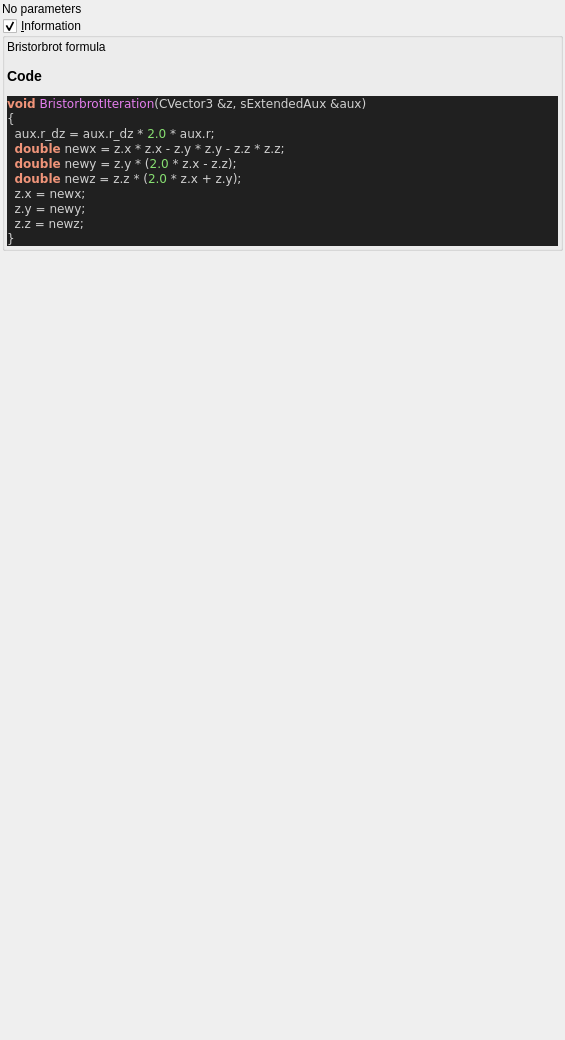
buddhi1980/mandelbulber2, file mandelbulber2/qt_data/fractal_bristorbrot4D.ui: the form before one commit.
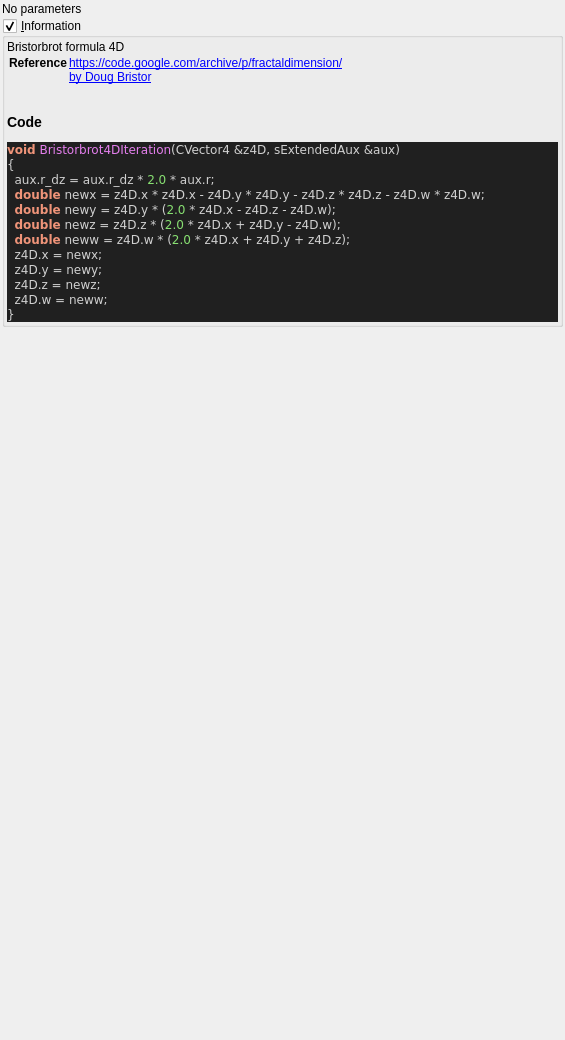
The form after the commit. Custom widgets are drawn as their Qt base class.

The edit to the form file:
```diff
--- a/mandelbulber2/qt_data/fractal_bristorbrot4D.ui
+++ b/mandelbulber2/qt_data/fractal_bristorbrot4D.ui
@@ -66,19 +66,24 @@
       <item>
        <widget class="QLabel" name="label_code_content">
         <property name="text">
-         <string>&lt;p&gt;Bristorbrot formula&lt;/p&gt;&lt;table&gt;
+         <string>&lt;p&gt;Bristorbrot formula 4D&lt;/p&gt;&lt;table&gt;
+&lt;tr&gt;&lt;th&gt;Reference&lt;/th&gt;&lt;td&gt;&lt;a href=&quot;https://code.google.com/archive/p/fractaldimension/&quot;&gt;https://code.google.com/archive/p/fractaldimension/&lt;br&gt;
+&lt;a href=&quot;by Doug Bristor&quot;&gt;by Doug Bristor&lt;br&gt;
+&lt;/td&gt;&lt;/tr&gt;
 &lt;/table&gt;
 &lt;h3&gt;Code&lt;/h3&gt;
 &lt;body style=&quot;background-color:#202020&quot;&gt;
-&lt;pre style=&quot;color:#d0d0d0; background-color:#202020;  font-family:'Courier New',monospace;&quot;&gt;&lt;span style=&quot;color:#f09479; font-weight:bold&quot;&gt;void&lt;/span&gt; &lt;span style=&quot;color:#e47eed&quot;&gt;BristorbrotIteration&lt;/span&gt;&lt;span style=&quot;color:#d0d0d0&quot;&gt;(&lt;/span&gt;CVector3 &lt;span style=&quot;color:#d0d0d0&quot;&gt;&amp;amp;&lt;/span&gt;z&lt;span style=&quot;color:#d0d0d0&quot;&gt;,&lt;/span&gt; sExtendedAux &lt;span style=&quot;color:#d0d0d0&quot;&gt;&amp;amp;&lt;/span&gt;aux&lt;span style=&quot;color:#d0d0d0&quot;&gt;)&lt;/span&gt;
+&lt;pre style=&quot;color:#d0d0d0; background-color:#202020;  font-family:'Courier New',monospace;&quot;&gt;&lt;span style=&quot;color:#f09479; font-weight:bold&quot;&gt;void&lt;/span&gt; &lt;span style=&quot;color:#e47eed&quot;&gt;Bristorbrot4DIteration&lt;/span&gt;&lt;span style=&quot;color:#d0d0d0&quot;&gt;(&lt;/span&gt;CVector4 &lt;span style=&quot;color:#d0d0d0&quot;&gt;&amp;amp;&lt;/span&gt;z4D&lt;span style=&quot;color:#d0d0d0&quot;&gt;,&lt;/span&gt; sExtendedAux &lt;span style=&quot;color:#d0d0d0&quot;&gt;&amp;amp;&lt;/span&gt;aux&lt;span style=&quot;color:#d0d0d0&quot;&gt;)&lt;/span&gt;
 &lt;span style=&quot;color:#d0d0d0&quot;&gt;{&lt;/span&gt;
   aux&lt;span style=&quot;color:#d0d0d0&quot;&gt;.&lt;/span&gt;r_dz &lt;span style=&quot;color:#d0d0d0&quot;&gt;=&lt;/span&gt; aux&lt;span style=&quot;color:#d0d0d0&quot;&gt;.&lt;/span&gt;r_dz &lt;span style=&quot;color:#d0d0d0&quot;&gt;*&lt;/span&gt; &lt;span style=&quot;color:#87df71&quot;&gt;2.0&lt;/span&gt; &lt;span style=&quot;color:#d0d0d0&quot;&gt;*&lt;/span&gt; aux&lt;span style=&quot;color:#d0d0d0&quot;&gt;.&lt;/span&gt;r&lt;span style=&quot;color:#d0d0d0&quot;&gt;;&lt;/span&gt;
-  &lt;span style=&quot;color:#f09479; font-weight:bold&quot;&gt;double&lt;/span&gt; newx &lt;span style=&quot;color:#d0d0d0&quot;&gt;=&lt;/span&gt; z&lt;span style=&quot;color:#d0d0d0&quot;&gt;.&lt;/span&gt;x &lt;span style=&quot;color:#d0d0d0&quot;&gt;*&lt;/span&gt; z&lt;span style=&quot;color:#d0d0d0&quot;&gt;.&lt;/span&gt;x &lt;span style=&quot;color:#d0d0d0&quot;&gt;-&lt;/span&gt; z&lt;span style=&quot;color:#d0d0d0&quot;&gt;.&lt;/span&gt;y &lt;span style=&quot;color:#d0d0d0&quot;&gt;*&lt;/span&gt; z&lt;span style=&quot;color:#d0d0d0&quot;&gt;.&lt;/span&gt;y &lt;span style=&quot;color:#d0d0d0&quot;&gt;-&lt;/span&gt; z&lt;span style=&quot;color:#d0d0d0&quot;&gt;.&lt;/span&gt;z &lt;span style=&quot;color:#d0d0d0&quot;&gt;*&lt;/span&gt; z&lt;span style=&quot;color:#d0d0d0&quot;&gt;.&lt;/span&gt;z&lt;span style=&quot;color:#d0d0d0&quot;&gt;;&lt;/span&gt;
-  &lt;span style=&quot;color:#f09479; font-weight:bold&quot;&gt;double&lt;/span&gt; newy &lt;span style=&quot;color:#d0d0d0&quot;&gt;=&lt;/span&gt; z&lt;span style=&quot;color:#d0d0d0&quot;&gt;.&lt;/span&gt;y &lt;span style=&quot;color:#d0d0d0&quot;&gt;* (&lt;/span&gt;&lt;span style=&quot;color:#87df71&quot;&gt;2.0&lt;/span&gt; &lt;span style=&quot;color:#d0d0d0&quot;&gt;*&lt;/span&gt; z&lt;span style=&quot;color:#d0d0d0&quot;&gt;.&lt;/span&gt;x &lt;span style=&quot;color:#d0d0d0&quot;&gt;-&lt;/span&gt; z&lt;span style=&quot;color:#d0d0d0&quot;&gt;.&lt;/span&gt;z&lt;span style=&quot;color:#d0d0d0&quot;&gt;);&lt;/span&gt;
-  &lt;span style=&quot;color:#f09479; font-weight:bold&quot;&gt;double&lt;/span&gt; newz &lt;span style=&quot;color:#d0d0d0&quot;&gt;=&lt;/span&gt; z&lt;span style=&quot;color:#d0d0d0&quot;&gt;.&lt;/span&gt;z &lt;span style=&quot;color:#d0d0d0&quot;&gt;* (&lt;/span&gt;&lt;span style=&quot;color:#87df71&quot;&gt;2.0&lt;/span&gt; &lt;span style=&quot;color:#d0d0d0&quot;&gt;*&lt;/span&gt; z&lt;span style=&quot;color:#d0d0d0&quot;&gt;.&lt;/span&gt;x &lt;span style=&quot;color:#d0d0d0&quot;&gt;+&lt;/span&gt; z&lt;span style=&quot;color:#d0d0d0&quot;&gt;.&lt;/span&gt;y&lt;span style=&quot;color:#d0d0d0&quot;&gt;);&lt;/span&gt;
-  z&lt;span style=&quot;color:#d0d0d0&quot;&gt;.&lt;/span&gt;x &lt;span style=&quot;color:#d0d0d0&quot;&gt;=&lt;/span&gt; newx&lt;span style=&quot;color:#d0d0d0&quot;&gt;;&lt;/span&gt;
-  z&lt;span style=&quot;color:#d0d0d0&quot;&gt;.&lt;/span&gt;y &lt;span style=&quot;color:#d0d0d0&quot;&gt;=&lt;/span&gt; newy&lt;span style=&quot;color:#d0d0d0&quot;&gt;;&lt;/span&gt;
-  z&lt;span style=&quot;color:#d0d0d0&quot;&gt;.&lt;/span&gt;z &lt;span style=&quot;color:#d0d0d0&quot;&gt;=&lt;/span&gt; newz&lt;span style=&quot;color:#d0d0d0&quot;&gt;;&lt;/span&gt;
+  &lt;span style=&quot;color:#f09479; font-weight:bold&quot;&gt;double&lt;/span&gt; newx &lt;span style=&quot;color:#d0d0d0&quot;&gt;=&lt;/span&gt; z4D&lt;span style=&quot;color:#d0d0d0&quot;&gt;.&lt;/span&gt;x &lt;span style=&quot;color:#d0d0d0&quot;&gt;*&lt;/span&gt; z4D&lt;span style=&quot;color:#d0d0d0&quot;&gt;.&lt;/span&gt;x &lt;span style=&quot;color:#d0d0d0&quot;&gt;-&lt;/span&gt; z4D&lt;span style=&quot;color:#d0d0d0&quot;&gt;.&lt;/span&gt;y &lt;span style=&quot;color:#d0d0d0&quot;&gt;*&lt;/span&gt; z4D&lt;span style=&quot;color:#d0d0d0&quot;&gt;.&lt;/span&gt;y &lt;span style=&quot;color:#d0d0d0&quot;&gt;-&lt;/span&gt; z4D&lt;span style=&quot;color:#d0d0d0&quot;&gt;.&lt;/span&gt;z &lt;span style=&quot;color:#d0d0d0&quot;&gt;*&lt;/span&gt; z4D&lt;span style=&quot;color:#d0d0d0&quot;&gt;.&lt;/span&gt;z &lt;span style=&quot;color:#d0d0d0&quot;&gt;-&lt;/span&gt; z4D&lt;span style=&quot;color:#d0d0d0&quot;&gt;.&lt;/span&gt;w &lt;span style=&quot;color:#d0d0d0&quot;&gt;*&lt;/span&gt; z4D&lt;span style=&quot;color:#d0d0d0&quot;&gt;.&lt;/span&gt;w&lt;span style=&quot;color:#d0d0d0&quot;&gt;;&lt;/span&gt;
+  &lt;span style=&quot;color:#f09479; font-weight:bold&quot;&gt;double&lt;/span&gt; newy &lt;span style=&quot;color:#d0d0d0&quot;&gt;=&lt;/span&gt; z4D&lt;span style=&quot;color:#d0d0d0&quot;&gt;.&lt;/span&gt;y &lt;span style=&quot;color:#d0d0d0&quot;&gt;* (&lt;/span&gt;&lt;span style=&quot;color:#87df71&quot;&gt;2.0&lt;/span&gt; &lt;span style=&quot;color:#d0d0d0&quot;&gt;*&lt;/span&gt; z4D&lt;span style=&quot;color:#d0d0d0&quot;&gt;.&lt;/span&gt;x &lt;span style=&quot;color:#d0d0d0&quot;&gt;-&lt;/span&gt; z4D&lt;span style=&quot;color:#d0d0d0&quot;&gt;.&lt;/span&gt;z &lt;span style=&quot;color:#d0d0d0&quot;&gt;-&lt;/span&gt; z4D&lt;span style=&quot;color:#d0d0d0&quot;&gt;.&lt;/span&gt;w&lt;span style=&quot;color:#d0d0d0&quot;&gt;);&lt;/span&gt;
+  &lt;span style=&quot;color:#f09479; font-weight:bold&quot;&gt;double&lt;/span&gt; newz &lt;span style=&quot;color:#d0d0d0&quot;&gt;=&lt;/span&gt; z4D&lt;span style=&quot;color:#d0d0d0&quot;&gt;.&lt;/span&gt;z &lt;span style=&quot;color:#d0d0d0&quot;&gt;* (&lt;/span&gt;&lt;span style=&quot;color:#87df71&quot;&gt;2.0&lt;/span&gt; &lt;span style=&quot;color:#d0d0d0&quot;&gt;*&lt;/span&gt; z4D&lt;span style=&quot;color:#d0d0d0&quot;&gt;.&lt;/span&gt;x &lt;span style=&quot;color:#d0d0d0&quot;&gt;+&lt;/span&gt; z4D&lt;span style=&quot;color:#d0d0d0&quot;&gt;.&lt;/span&gt;y &lt;span style=&quot;color:#d0d0d0&quot;&gt;-&lt;/span&gt; z4D&lt;span style=&quot;color:#d0d0d0&quot;&gt;.&lt;/span&gt;w&lt;span style=&quot;color:#d0d0d0&quot;&gt;);&lt;/span&gt;
+  &lt;span style=&quot;color:#f09479; font-weight:bold&quot;&gt;double&lt;/span&gt; neww &lt;span style=&quot;color:#d0d0d0&quot;&gt;=&lt;/span&gt; z4D&lt;span style=&quot;color:#d0d0d0&quot;&gt;.&lt;/span&gt;w &lt;span style=&quot;color:#d0d0d0&quot;&gt;* (&lt;/span&gt;&lt;span style=&quot;color:#87df71&quot;&gt;2.0&lt;/span&gt; &lt;span style=&quot;color:#d0d0d0&quot;&gt;*&lt;/span&gt; z4D&lt;span style=&quot;color:#d0d0d0&quot;&gt;.&lt;/span&gt;x &lt;span style=&quot;color:#d0d0d0&quot;&gt;+&lt;/span&gt; z4D&lt;span style=&quot;color:#d0d0d0&quot;&gt;.&lt;/span&gt;y &lt;span style=&quot;color:#d0d0d0&quot;&gt;+&lt;/span&gt; z4D&lt;span style=&quot;color:#d0d0d0&quot;&gt;.&lt;/span&gt;z&lt;span style=&quot;color:#d0d0d0&quot;&gt;);&lt;/span&gt;
+  z4D&lt;span style=&quot;color:#d0d0d0&quot;&gt;.&lt;/span&gt;x &lt;span style=&quot;color:#d0d0d0&quot;&gt;=&lt;/span&gt; newx&lt;span style=&quot;color:#d0d0d0&quot;&gt;;&lt;/span&gt;
+  z4D&lt;span style=&quot;color:#d0d0d0&quot;&gt;.&lt;/span&gt;y &lt;span style=&quot;color:#d0d0d0&quot;&gt;=&lt;/span&gt; newy&lt;span style=&quot;color:#d0d0d0&quot;&gt;;&lt;/span&gt;
+  z4D&lt;span style=&quot;color:#d0d0d0&quot;&gt;.&lt;/span&gt;z &lt;span style=&quot;color:#d0d0d0&quot;&gt;=&lt;/span&gt; newz&lt;span style=&quot;color:#d0d0d0&quot;&gt;;&lt;/span&gt;
+  z4D&lt;span style=&quot;color:#d0d0d0&quot;&gt;.&lt;/span&gt;w &lt;span style=&quot;color:#d0d0d0&quot;&gt;=&lt;/span&gt; neww&lt;span style=&quot;color:#d0d0d0&quot;&gt;;&lt;/span&gt;
 &lt;span style=&quot;color:#d0d0d0&quot;&gt;}&lt;/span&gt;
 &lt;/pre&gt;
 &lt;/body&gt;</string>
```
